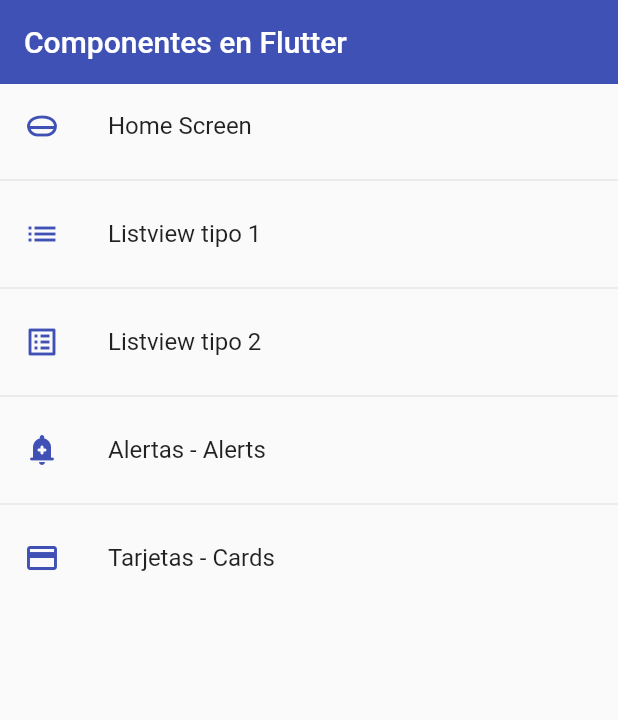
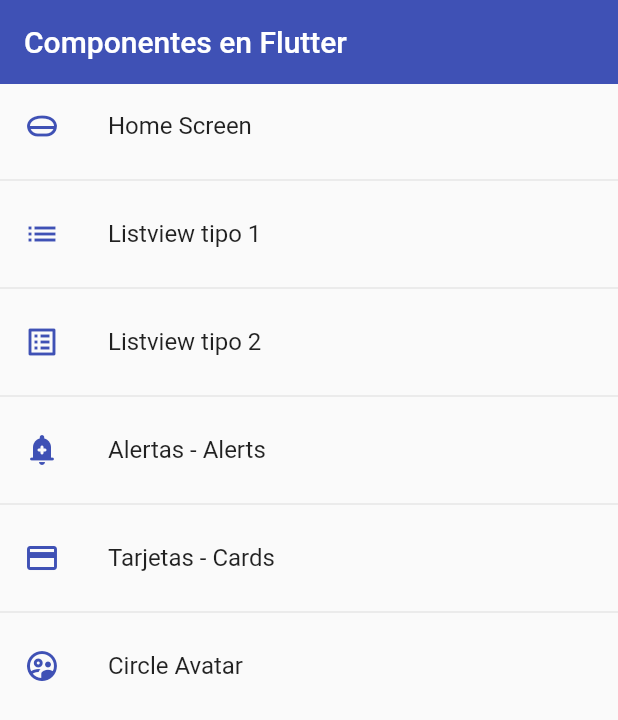
Before and after one commit to emersongonzal86/fl_components, a Flutter app: the screen it shows after launch, on a phone screen of 412 x 824 dp. Shown: the top 720 px of the screen. Run offline on Flutter 3.47's test engine with Material 2 defaults, Android fonts, the phone set to English and light mode, and no system bars.

Commit message:
widget Circle Avatar

```diff
--- a/lib/router/app_routes.dart
+++ b/lib/router/app_routes.dart
@@ -32,6 +32,11 @@ class AppRoutes {
         name: 'Tarjetas - Cards',
         screen: const CardScreen(),
         icon: Icons.credit_card),
+    MenuOption(
+        route: 'avatar',
+        name: 'Circle Avatar',
+        screen: const AvatarScreen(),
+        icon: Icons.supervised_user_circle_outlined),
   ];
 
   static Map<String, Widget Function(BuildContext)> getAppRoutes() {
--- a/lib/screens/screens.dart
+++ b/lib/screens/screens.dart
@@ -1,4 +1,5 @@
 export 'package:fl_components/screens/alert_screen.dart';
+export 'package:fl_components/screens/avatar_screen.dart';
 export 'package:fl_components/screens/card_screen.dart';
 export 'package:fl_components/screens/home_screen.dart';
 export 'package:fl_components/screens/listview1_screen.dart';
```
Also changed, not shown: lib/screens/avatar_screen.dart (added, +26 -0 lines).
